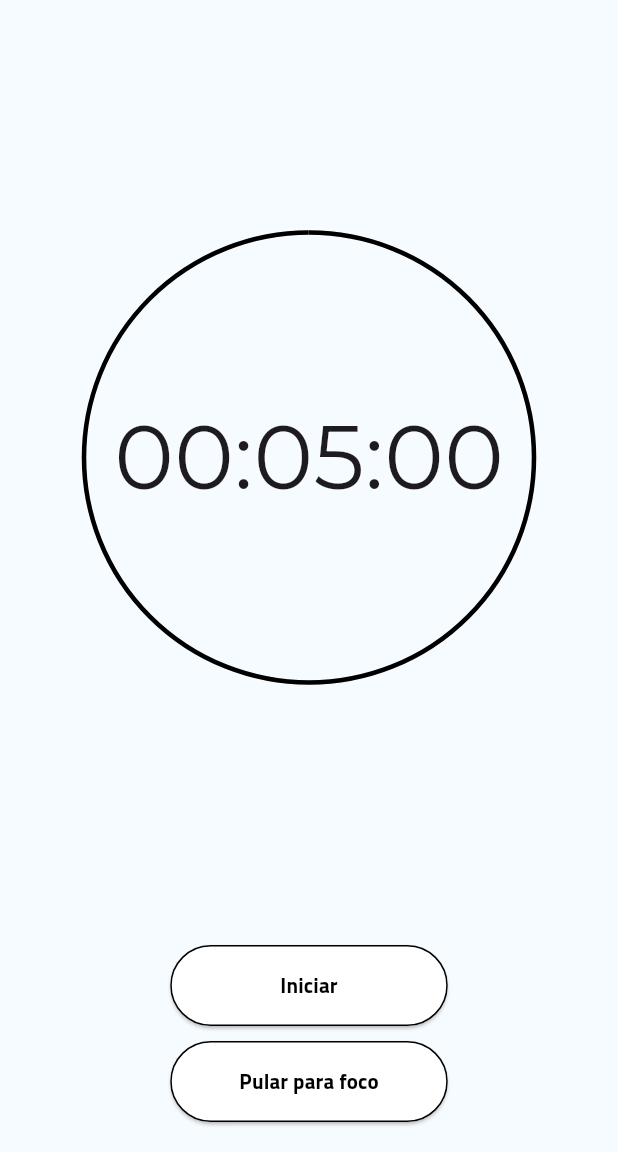
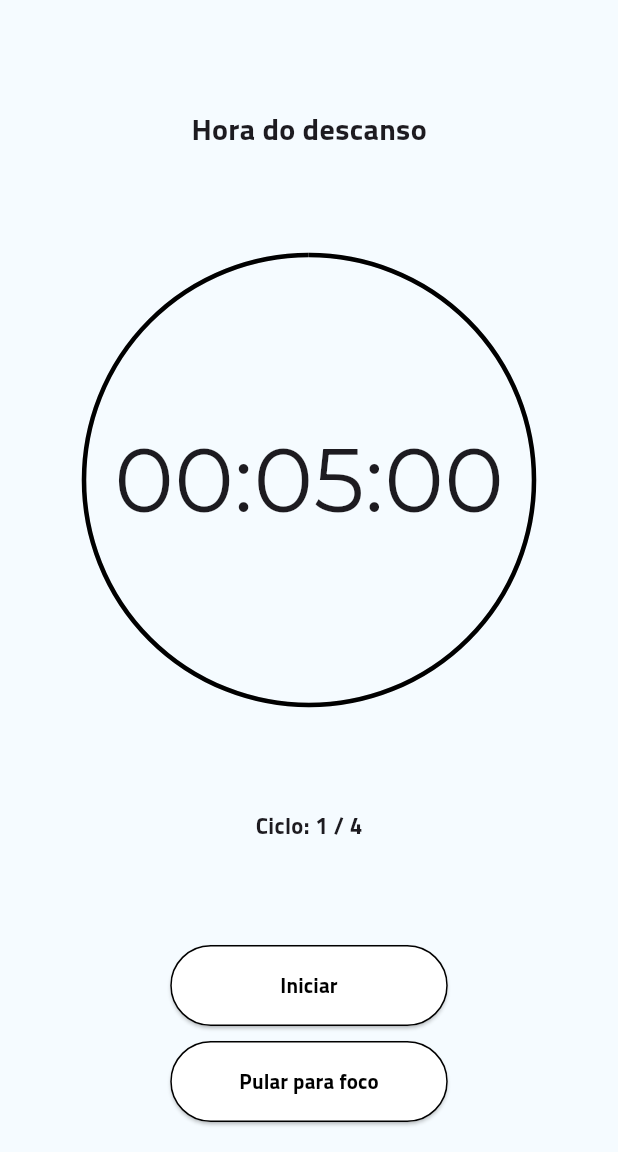
Before and after one commit to Cecote/Pomodoro_app, a Flutter app: the screen it shows after launch, after a tap on "Pular para descanso", on a phone screen of 412 x 824 dp, the part 84-1236 px from its top. Run offline on Flutter 3.47's test engine with Material 3 defaults, Android fonts, the phone set to English and light mode, and no system bars; our stand-ins replace audioplayers, wakelock; project files that could hold a hidden picture were left out.

Commit message:
Create & refactor: Create indicators to Focus time, Break time and cycle & refact notify bar when user try skip a counting timer

```diff
--- a/lib/config-menu.dart
+++ b/lib/config-menu.dart
@@ -1,6 +1,6 @@
+import 'package:Pomodoro/widgets/round-button.dart';
 import 'package:flutter/material.dart';
 import 'package:flutter/services.dart';
-import '../widgets/round-button.dart';
 
 class MenuPage extends StatelessWidget {
   const MenuPage({super.key});
--- a/lib/main.dart
+++ b/lib/main.dart
@@ -1,5 +1,5 @@
+import 'package:Pomodoro/widgets/round-button.dart';
 import 'package:flutter/material.dart';
-import '../widgets/round-button.dart';
 import 'package:Pomodoro/config-menu.dart';
 import 'package:audioplayers/audioplayers.dart';
 import 'package:wakelock/wakelock.dart';
@@ -78,6 +78,7 @@ class _PomoTimerState extends State<PomoTimer> with TickerProviderStateMixin {
   bool isFocusing = true; // Variável para alternar entre foco e descanso
   bool isReturnConfigPage = false;
   double progress = 1.0;
+  int cycle = 1;
   int skip = 0;
   int focusTimerH = 0;
   int focusTimerM = 25;
@@ -100,6 +101,9 @@ class _PomoTimerState extends State<PomoTimer> with TickerProviderStateMixin {
     if (controller.value == 0) {
       if(skip == 0){
         player.play(AssetSource('notify.mp3'));
+        if(isFocusing == true){
+          cycle++;
+        }
       }
       skip = 0;
       // Alternar entre foco e descanso
@@ -184,7 +188,7 @@ class _PomoTimerState extends State<PomoTimer> with TickerProviderStateMixin {
     } else {
       ScaffoldMessenger.of(context).showSnackBar(
         const SnackBar(
-          content: Text('Pare o timer para pular etapas'),
+          content: Text('Pause o timer para pular etapas'),
           duration: Duration(seconds: 2),
         ),
       );
@@ -197,6 +201,17 @@ class _PomoTimerState extends State<PomoTimer> with TickerProviderStateMixin {
       backgroundColor: const Color(0xfff5fbff),
       body: Column(
         children: [
+          Container(
+            alignment: AlignmentDirectional.bottomCenter,
+            height: 100,
+            child: Text(
+              isFocusing == false ? 'Hora do descanso' : 'Hora do foco',
+              style: TextStyle(
+                fontFamily: 'Titi',
+                fontSize: 20,
+              ),
+            ),
+          ),
           Expanded(
             child: Center(
               child: Stack(
@@ -223,6 +238,17 @@ class _PomoTimerState extends State<PomoTimer> with TickerProviderStateMixin {
                     ),
                   ),
                 ],
+              ),
+            ),
+          ),
+          Container(
+            alignment: AlignmentDirectional.topCenter,
+            height: 70,
+            child: Text(
+              'Ciclo: $cycle / 4',
+              style: TextStyle(
+                fontFamily: 'Titi',
+                fontSize: 15
               ),
             ),
           ),
```
Also changed, not shown: 4 other files.
